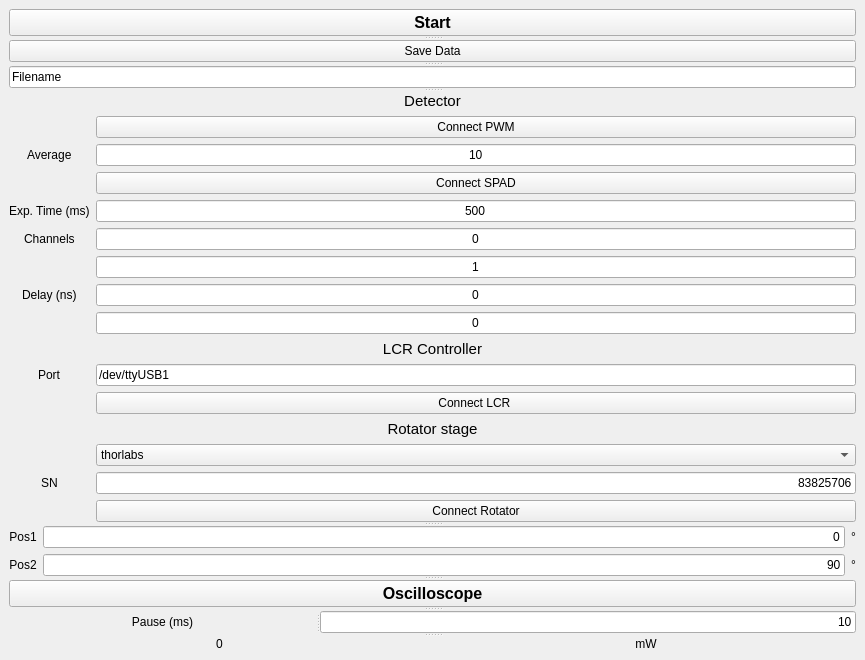
Qt form visLCR.ui (qLuxor/pylabtools) before a commit.
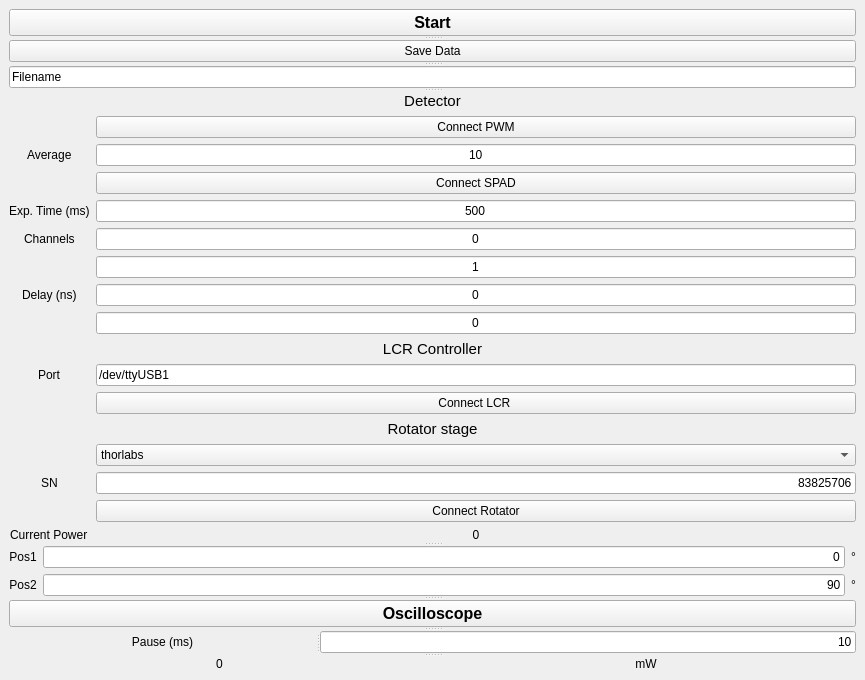
The same form after that commit.

Commit message: Added current value display

```diff
--- a/visLCR.ui
+++ b/visLCR.ui
@@ -303,6 +303,23 @@
                </property>
               </widget>
              </item>
+             <item row="16" column="1">
+              <widget class="QLabel" name="lblPowerStart">
+               <property name="text">
+                <string>0</string>
+               </property>
+               <property name="alignment">
+                <set>Qt::AlignCenter</set>
+               </property>
+              </widget>
+             </item>
+             <item row="16" column="0">
+              <widget class="QLabel" name="label_12">
+               <property name="text">
+                <string>Current Power</string>
+               </property>
+              </widget>
+             </item>
             </layout>
            </widget>
            <widget class="QWidget" name="layoutWidget">
```
The commit also changes 1 other file.
